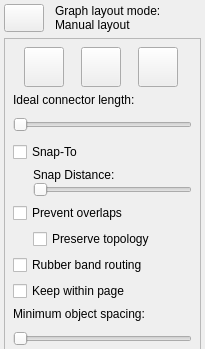
The window that libdunnartcanvas/ui/LayoutProperties.ui (skieffer/ortho) describes before a commit, drawn with Qt 5; both pictures show x 0 to 205 and y 0 to 349 of the 205 by 529 pixel window.
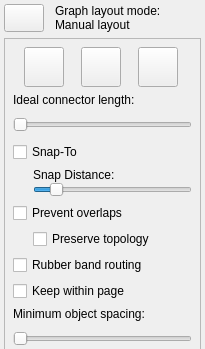
The same window after the commit. Icons and pictures are not drawn.

Commit message: changed range on snap distance slider

The edit to the form file:
```diff
--- a/libdunnartcanvas/ui/LayoutProperties.ui
+++ b/libdunnartcanvas/ui/LayoutProperties.ui
@@ -386,10 +386,10 @@
             <item>
              <widget class="QSlider" name="snapDistanceSlider">
               <property name="minimum">
-               <number>25</number>
+               <number>5</number>
               </property>
               <property name="maximum">
-               <number>1000</number>
+               <number>50</number>
               </property>
               <property name="singleStep">
                <number>1</number>
@@ -397,6 +397,9 @@
               <property name="pageStep">
                <number>10</number>
               </property>
+              <property name="value">
+               <number>10</number>
+              </property>
               <property name="orientation">
                <enum>Qt::Horizontal</enum>
               </property>
```
The commit also changes 2 other files.
